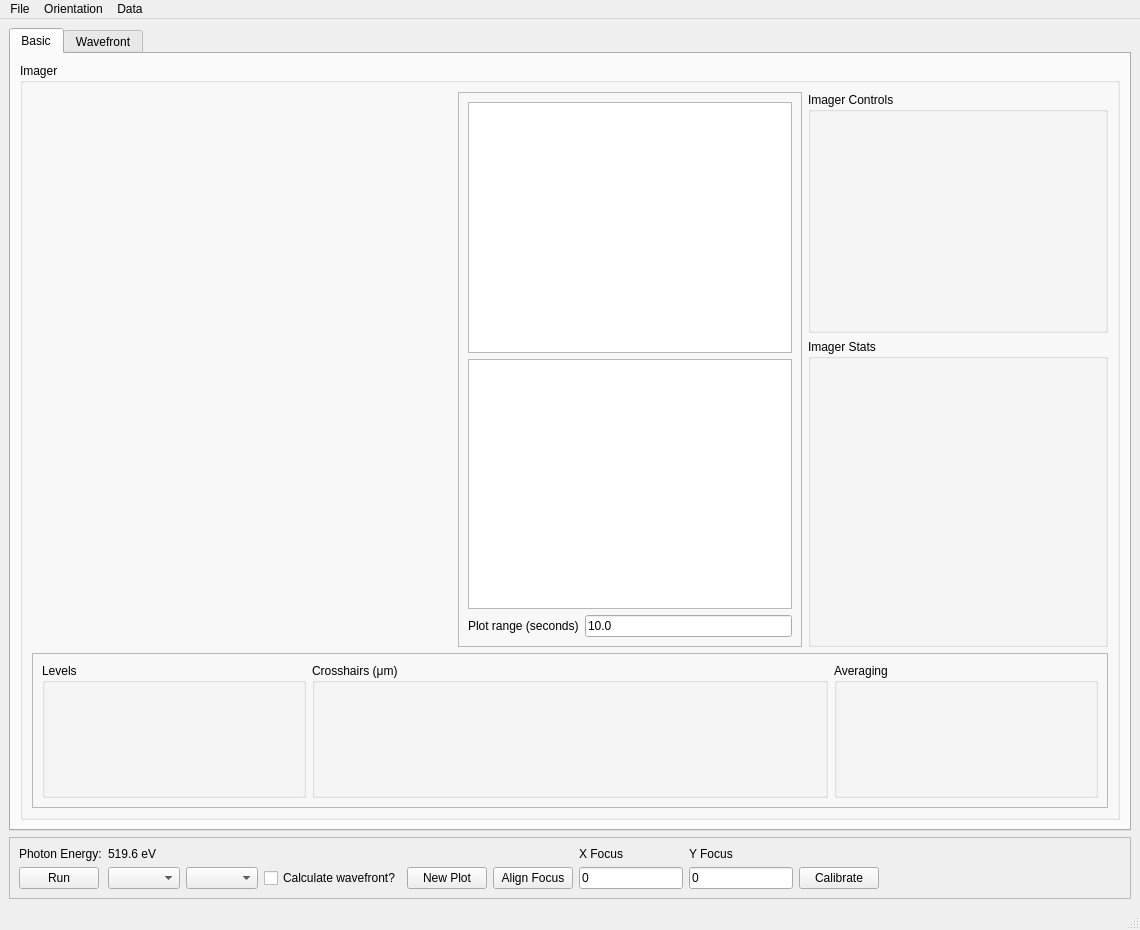
The window that PPM_centroid/PPM_screen.ui (mseaberg/Commissioning_Tools) describes before a commit, drawn with Qt 5.
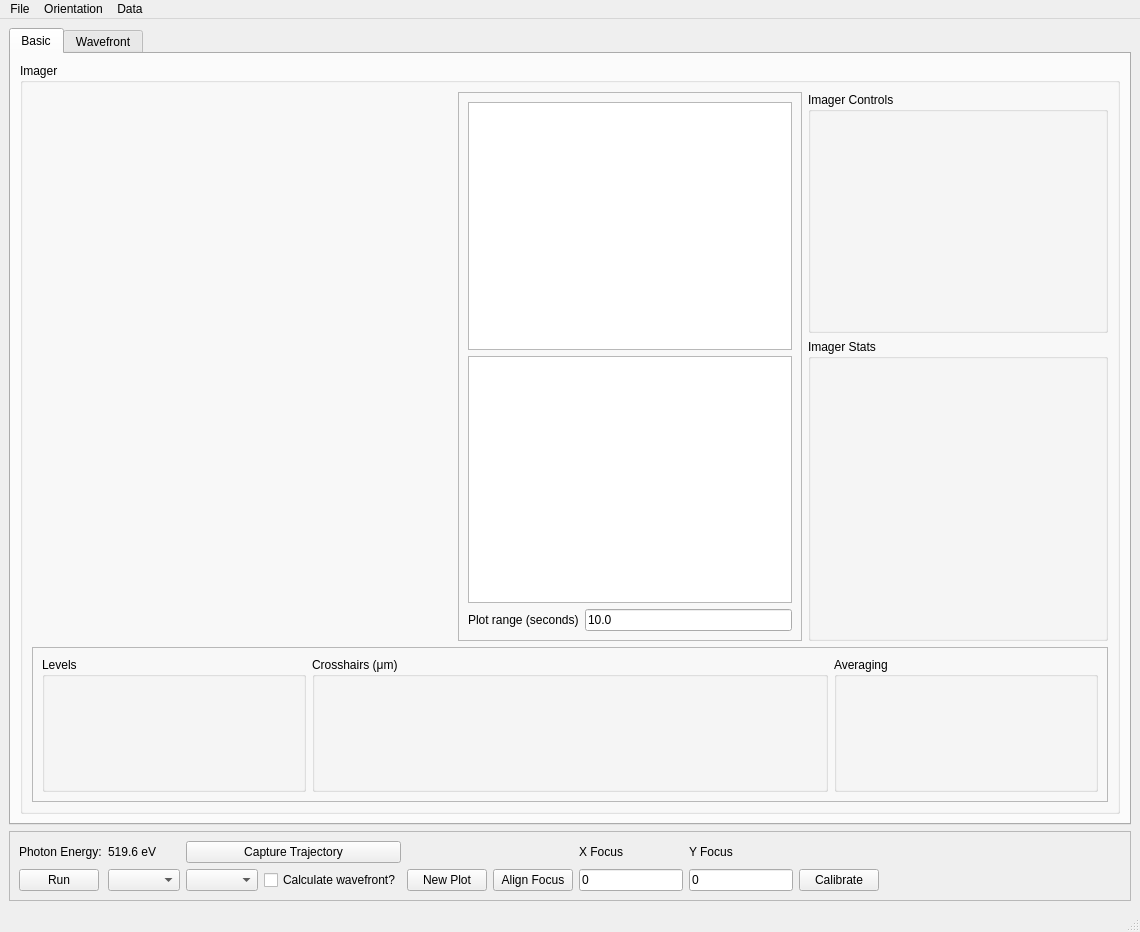
The same window after the commit. Custom widgets are drawn as their Qt base class.

Commit message: added Capture Trajectory button to save calculated data buffer, images and post to elog

The edit to the form file:
```diff
--- a/PPM_centroid/PPM_screen.ui
+++ b/PPM_centroid/PPM_screen.ui
@@ -638,6 +638,13 @@
          </property>
         </widget>
        </item>
+       <item row="0" column="2" colspan="2">
+        <widget class="QPushButton" name="trajectoryButton">
+         <property name="text">
+          <string>Capture Trajectory</string>
+         </property>
+        </widget>
+       </item>
       </layout>
      </widget>
     </item>
```
The commit also changes 4 other files.
